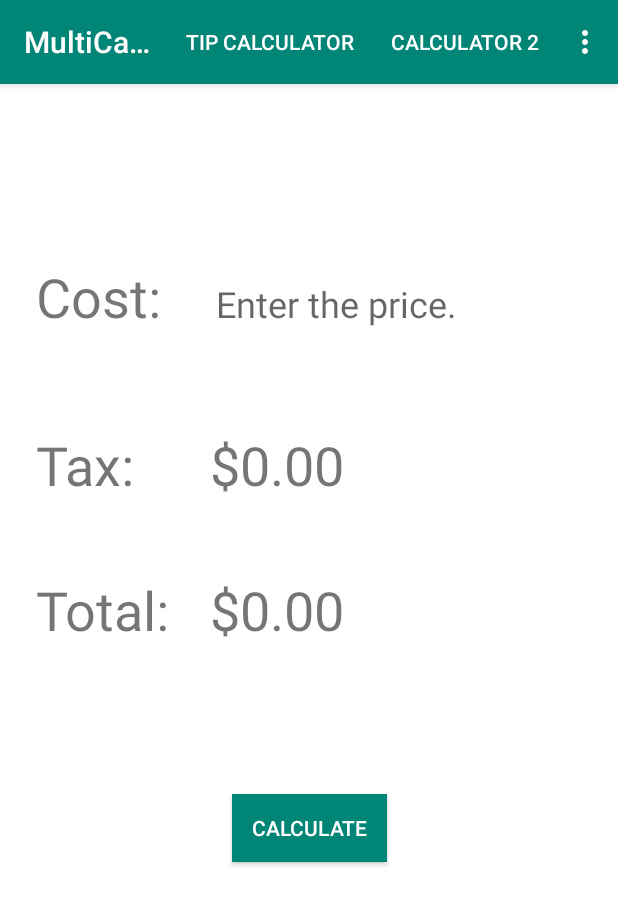
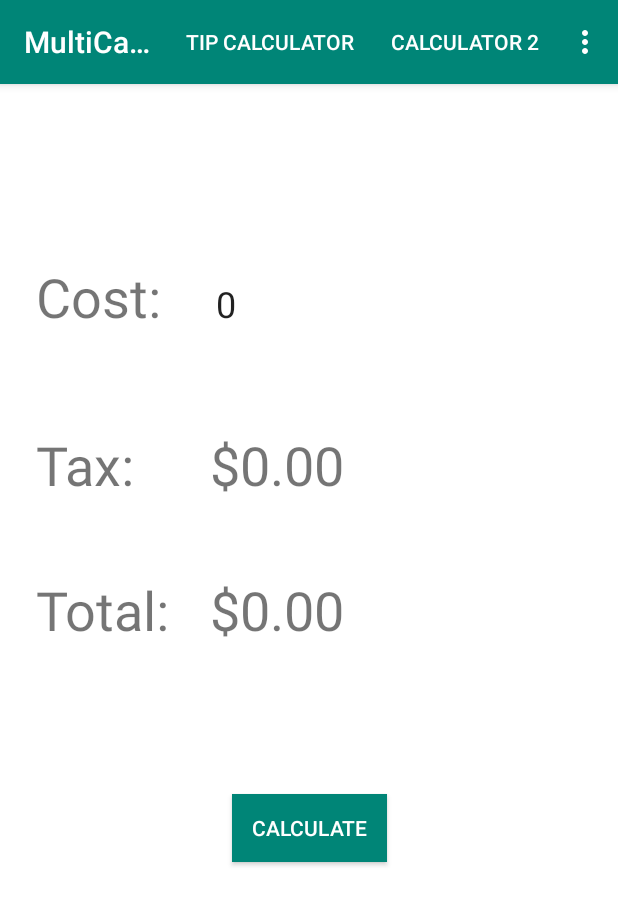
Before and after one commit to stephencordasco/MultiCalculator, an Android app: the screen it shows after launch (MainActivity), after a tap on "CALCULATE", on a phone screen of 412 x 824 dp. Shown: the top 905 px of the screen. Run offline under Robolectric (Android 15) with nearby library versions, the phone set to English and light mode, and no system bars.

```diff
--- a/app/src/main/AndroidManifest.xml
+++ b/app/src/main/AndroidManifest.xml
@@ -9,7 +9,9 @@
             android:roundIcon="@mipmap/ic_launcher_round"
             android:supportsRtl="true"
             android:theme="@style/AppTheme">
-        <activity android:name=".MainActivity">
+        <activity
+                android:name=".MainActivity"
+                android:screenOrientation="portrait" >
             <intent-filter>
                 <action android:name="android.intent.action.MAIN"/>
 
--- a/app/src/main/java/com/example/steph/multicalculator/MainActivity.kt
+++ b/app/src/main/java/com/example/steph/multicalculator/MainActivity.kt
@@ -4,31 +4,28 @@ import android.content.Intent
 import android.support.v7.app.AppCompatActivity
 import android.os.Bundle
 import android.text.Editable
-import android.text.TextUtils.isEmpty
 import android.text.TextWatcher
 import android.util.Log
 import android.view.Menu
 import android.view.MenuItem
 import android.view.View
 import android.widget.Button
-import com.example.steph.multicalculator.R.id.beforeTaxText
 import kotlinx.android.synthetic.main.activity_main.*
-import kotlinx.android.synthetic.main.activity_tip_calculator.*
 import java.lang.StringBuilder
 import java.text.DecimalFormat
 
 class MainActivity : AppCompatActivity(), View.OnClickListener {
 
-    var beforeTax = 0.0
-    var tax = 0.0089
-    var taxCalculation = 0.0
-    var costWithTax = 0.0
-    var beforeTextChanged = ""
+    private var beforeTax = 0.0
+    private var tax = 0.0089
+    private var taxCalculation = 0.0
+    private var costWithTax = 0.0
 
 
     override fun onCreate(savedInstanceState: Bundle?) {
         super.onCreate(savedInstanceState)
         setContentView(R.layout.activity_main)
+
         // button is the id of the button
         val calculate: Button = calculateButton
         calculate.setOnClickListener(this)
@@ -38,11 +35,11 @@ class MainActivity : AppCompatActivity(), View.OnClickListener {
                 Log.i("MyActivity", "inside beforeText")
                 //beforeTextChanged = beforeTaxText.getText().toString()
                 //calculateButton.isClickable=false
-                if(count== 0){
-                    calculateButton.isClickable=false
-                } else {
-                    calculateButton.isClickable=true
-                }
+                //if(count== 0){
+                //    calculateButton.isClickable=false
+                //} else {
+                //    calculateButton.isClickable=true
+                //
             }
 
             override fun onTextChanged(s: CharSequence?, start: Int, before: Int, count: Int) {
@@ -62,24 +59,23 @@ class MainActivity : AppCompatActivity(), View.OnClickListener {
 
     }
 
-    override fun onCreateOptionsMenu(menu: Menu?): Boolean {
-        menuInflater.inflate(R.menu.calculators, menu)
-        return super.onCreateOptionsMenu(menu)
-    }
+    override fun onClick(v: View) {
+        // check if the edittext field is empty
+        checkEditText()
 
-    override fun onClick(v: View) {
         // used to format the decimal
-
         val precision = DecimalFormat("0.00")
         beforeTax = java.lang.Double.parseDouble(beforeTaxText.text.toString())
-        print("beforeafdsf"+beforeTax)
-        if(beforeTaxText.text.toString() == "NULL"){
-            Log.i("MyActivity", "BeforeText less than 0")
-            calculateButton.isClickable=false
-        }
+        //print("beforeafdsf"+beforeTax)
+        //if(beforeTaxText.text.toString() == "NULL"){
+        //    Log.i("MyActivity", "BeforeText less than 0")
+        //    calculateButton.isClickable=false
+        //}
+
+        // calculate the tax
         taxCalculation = beforeTax * tax
+        // calculate the cost with tax
         costWithTax = beforeTax + taxCalculation
-
 
         // build a string of the taxTotal to print to the application
         val taxTotal = StringBuilder()
@@ -94,14 +90,33 @@ class MainActivity : AppCompatActivity(), View.OnClickListener {
         totalValue.append(precision.format(costWithTax).toString())
         // set the text on the textView
         result.text = totalValue
+    }
 
+    // helper method checks if the edittext field is empty; prevents null pointer exception
+    private fun checkEditText() {
+        // check if edittext field is null
+        if (beforeTaxText.text.toString() == "") {
+            // it is so set it to value 0
+            beforeTaxText.setText("0")
+        }
+    }
 
+    override fun onCreateOptionsMenu(menu: Menu?): Boolean {
+        menuInflater.inflate(R.menu.calculators, menu)
+        return super.onCreateOptionsMenu(menu)
     }
 
     override fun onOptionsItemSelected(item: MenuItem?): Boolean {
         return when (item?.itemId) {
+            // on item "Tip Calculator" select, go to TipCalculatorActivity
             R.id.tipCalculator -> {
                 val i = Intent(this, TipCalculatorActivity::class.java)
+                startActivity(i)
+                true
+            }
+            // on item "Tax Calculator" select, go to MainActivity (or recreate MainActivity)
+            R.id.taxCalculator -> {
+                val i = Intent(this, MainActivity::class.java)
                 startActivity(i)
                 true
             }
--- a/app/src/main/res/menu/calculators.xml
+++ b/app/src/main/res/menu/calculators.xml
@@ -18,7 +18,7 @@
         app:showAsAction="ifRoom|withText" />
 
     <item
-        android:id="@+id/calculator4"
+        android:id="@+id/taxCalculator"
         android:title="@string/calculator4"
         app:showAsAction="ifRoom|withText" />
 
--- a/app/src/main/res/values/strings.xml
+++ b/app/src/main/res/values/strings.xml
@@ -12,5 +12,5 @@
     <string name="taxView">Tax:</string>
     <string name="calculator2">Calculator 2</string>
     <string name="calculator3">Calculator 3</string>
-    <string name="calculator4">Calculator 4</string>
+    <string name="calculator4">Tax Calculator</string>
 </resources>
```
Also changed, not shown: app/src/main/java/com/example/steph/multicalculator/TipCalculatorActivity.kt (+41 -3 lines).
